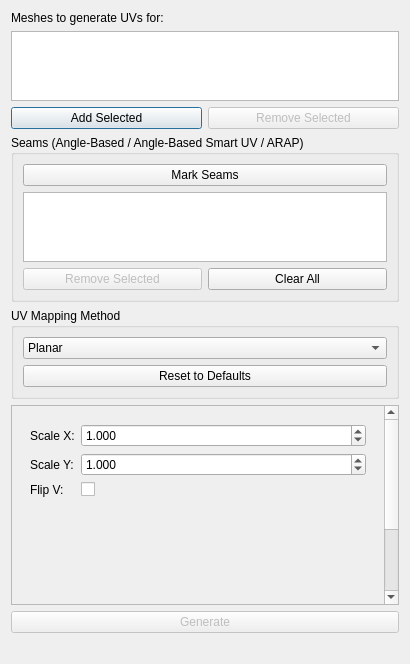
sharjith/ModelViewer-Qt, file ui/UVGenerationDialog.ui: the form before one commit.
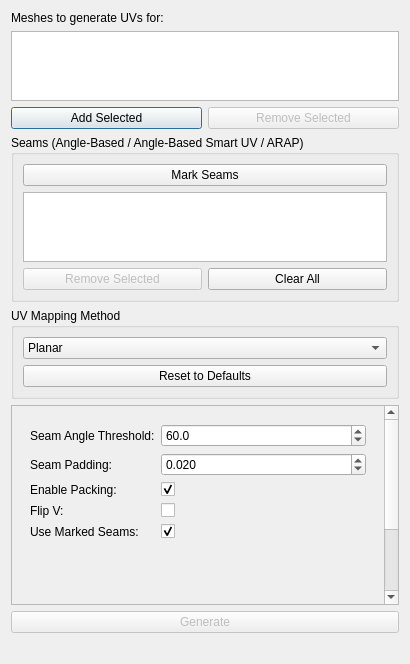
The form after the commit. The open tabs and pages were chosen to show the change.

Commit message: Add LSCM as a new UV Generation method (CGAL Surface_mesh_parameterization)

Diff of the .ui file:
```diff
--- a/ui/UVGenerationDialog.ui
+++ b/ui/UVGenerationDialog.ui
@@ -1403,6 +1403,116 @@
            </item>
           </layout>
          </widget>
+         <widget class="QWidget" name="page_LSCM">
+          <layout class="QFormLayout" name="formLayout_LSCM">
+           <item row="0" column="0">
+            <widget class="QLabel" name="label_AngleThreshold_LSCM">
+             <property name="text">
+              <string>Seam Angle Threshold:</string>
+             </property>
+            </widget>
+           </item>
+           <item row="0" column="1">
+            <widget class="QDoubleSpinBox" name="spinBox_AngleThreshold_LSCM">
+             <property name="toolTip">
+              <string>&lt;html&gt;&lt;head/&gt;&lt;body&gt;&lt;p&gt;Dihedral angle (degrees) above which an edge is treated as a seam, same as Angle-Based&lt;/p&gt;&lt;/body&gt;&lt;/html&gt;</string>
+             </property>
+             <property name="decimals">
+              <number>1</number>
+             </property>
+             <property name="minimum">
+              <double>1.000000000000000</double>
+             </property>
+             <property name="maximum">
+              <double>179.000000000000000</double>
+             </property>
+             <property name="value">
+              <double>60.000000000000000</double>
+             </property>
+            </widget>
+           </item>
+           <item row="1" column="0">
+            <widget class="QLabel" name="label_SeamPadding_LSCM">
+             <property name="text">
+              <string>Seam Padding:</string>
+             </property>
+            </widget>
+           </item>
+           <item row="1" column="1">
+            <widget class="QDoubleSpinBox" name="spinBox_SeamPadding_LSCM">
+             <property name="toolTip">
+              <string>Padding around packed UV islands</string>
+             </property>
+             <property name="decimals">
+              <number>3</number>
+             </property>
+             <property name="maximum">
+              <double>0.500000000000000</double>
+             </property>
+             <property name="singleStep">
+              <double>0.010000000000000</double>
+             </property>
+             <property name="value">
+              <double>0.020000000000000</double>
+             </property>
+            </widget>
+           </item>
+           <item row="2" column="0">
+            <widget class="QLabel" name="label_EnablePacking_LSCM">
+             <property name="text">
+              <string>Enable Packing:</string>
+             </property>
+            </widget>
+           </item>
+           <item row="2" column="1">
+            <widget class="QCheckBox" name="checkBox_EnablePacking_LSCM">
+             <property name="toolTip">
+              <string>Automatically pack UV islands into 0-1 space</string>
+             </property>
+             <property name="text">
+              <string/>
+             </property>
+             <property name="checked">
+              <bool>true</bool>
+             </property>
+            </widget>
+           </item>
+           <item row="3" column="0">
+            <widget class="QLabel" name="label_FlipV_LSCM">
+             <property name="text">
+              <string>Flip V:</string>
+             </property>
+            </widget>
+           </item>
+           <item row="3" column="1">
+            <widget class="QCheckBox" name="checkBox_FlipV_LSCM">
+             <property name="text">
+              <string/>
+             </property>
+            </widget>
+           </item>
+           <item row="4" column="0">
+            <widget class="QLabel" name="label_UseMarkedSeams_LSCM">
+             <property name="text">
+              <string>Use Marked Seams:</string>
+             </property>
+            </widget>
+           </item>
+           <item row="4" column="1">
+            <widget class="QCheckBox" name="checkBox_UseMarkedSeams_LSCM">
+             <property name="toolTip">
+              <string>&lt;html&gt;&lt;head/&gt;&lt;body&gt;&lt;p&gt;Force manually-marked edges (Mark Seams above) into the seam set, in addition to the automatic angle-threshold detection&lt;/p&gt;&lt;/body&gt;&lt;/html&gt;</string>
+             </property>
+             <property name="text">
+              <string/>
+             </property>
+             <property name="checked">
+              <bool>true</bool>
+             </property>
+            </widget>
+           </item>
+          </layout>
+         </widget>
         </widget>
        </item>
       </layout>
```
Left out of the diff: 5 changed lines with no effect on the pictures. The commit also changes 6 other files.
